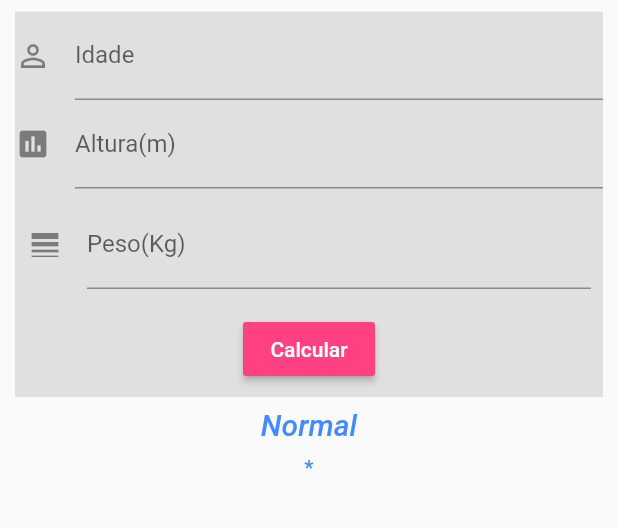
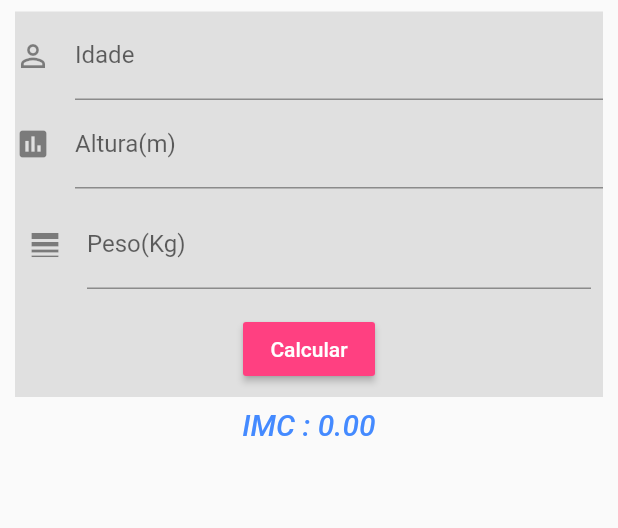
Before and after one commit to Andoly/Dart-Flutter, a Flutter app: the screen it shows after launch, after a tap on "Calcular", on a phone screen of 412 x 824 dp, the part 200-728 px from its top. Run offline on Flutter 3.47's test engine with Material 2 defaults, Android fonts, the phone set to English and light mode, and no system bars.

Commit message:
New screen examples

```diff
--- a/Flutter-basic/imc_calculadora/lib/ui/home.dart
+++ b/Flutter-basic/imc_calculadora/lib/ui/home.dart
@@ -9,7 +9,7 @@ class _HomeState extends State<Home> {
   final TextEditingController _idadeControl = new TextEditingController();
   final TextEditingController _alturaControl = new TextEditingController();
   final TextEditingController _pesoControl = new TextEditingController();
-  double resultado;
+  double resultado = 0.0;
   String resultadoFinal  = "";
   String _resultadoConsulta = "";
 
@@ -24,23 +24,35 @@ class _HomeState extends State<Home> {
         && (_pesoControl.text.isNotEmpty || peso > 0))
       {
         resultado = peso / (altura * altura);
-        if (double.parse(resultado.toStringAsFixed(1)) >16
-        && _resultadoConsulta <= 16.9){
-          _resultadoConsulta = "Muito abaixo do peso";
-        }
-        if (double.parse(resultado.toStringAsFixed(1)) > 16.9
-        && resultado <= 18.4){
-          _resultadoConsulta = "Abaixo do peso";
-        }
-        if (double.parse(resultado.toStringAsFixed(1)) > 18.4
-        && resultado <= 24.9){
-          _resultadoConsulta = "Peso normal";
-        }
-        if (double.parse(resultado.toStringAsFixed(1))> 24.9
-        && resultado <= 29.9){
-          _resultadoConsulta = "Acima do peso";
+
+        //Leitura do diagnostico
+        if (double.parse(resultado.toStringAsFixed(1)) <= 16.9) {
+          _resultadoConsulta = "Classificação: Muito abaixo do peso";
+
+        }else if ( double.parse(resultado.toStringAsFixed(1)) > 16.9
+            && resultado <= 18.4) {
+          _resultadoConsulta = "Classificação: Abaixo do peso";
+        }else if ( double.parse(resultado.toStringAsFixed(1)) > 18.4
+            && resultado <= 24.9){
+          _resultadoConsulta = "Classificação: Peso normal";
+
+        }else if (double.parse(resultado.toStringAsFixed(1)) > 24.9
+            && resultado <= 29.9) {
+          _resultadoConsulta = "Classificação: Acima do peso";
+
+        }else if(double.parse(resultado.toStringAsFixed(1)) > 29.9
+            && resultado <= 34.9) {
+          _resultadoConsulta = "Classificação: Obsidade Grau I";
+        }else if(double.parse(resultado.toStringAsFixed(1)) > 34.9
+            && resultado <= 40.0) {
+          _resultadoConsulta = "Classificação: Obesidade grau II";
+        }else if(double.parse(resultado.toStringAsFixed(1)) > 40.0) {
+          _resultadoConsulta = "Classificação: Obesidade grau II";
+        }else {
+          resultado = 0.0;
         }
       }
+
     });
   }
   @override
@@ -49,7 +61,7 @@ class _HomeState extends State<Home> {
       appBar: AppBar(
         title: Text("Índice de massa corporal"),
         centerTitle: true,
-        backgroundColor: Colors.pinkAccent,
+        backgroundColor: Colors.pinkAccent
       ),
       body: Container(
         alignment: Alignment.topCenter,
@@ -75,8 +87,8 @@ class _HomeState extends State<Home> {
                       controller: _idadeControl,
                       decoration: InputDecoration(
                           labelText: 'Idade',
-                          hintText: '22',
-                          icon: Icon(Icons.person_outline),
+                          hintText: 'Digite sua idade',
+                          icon: Icon(Icons.person_outline)
                       ),
                     ),
                     TextField(
@@ -84,8 +96,8 @@ class _HomeState extends State<Home> {
                       controller: _alturaControl,
                       decoration: InputDecoration(
                           labelText: 'Altura(m)',
-                          hintText: '1.75',
-                          icon: Icon(Icons.insert_chart),
+                          hintText: 'Digite sua altura',
+                          icon: Icon(Icons.insert_chart)
                      ),
                     ),
                     Padding(
@@ -95,8 +107,8 @@ class _HomeState extends State<Home> {
                         controller: _pesoControl,
                         decoration: InputDecoration(
                             labelText: 'Peso(Kg)',
-                            hintText: '62',
-                            icon: Icon(Icons.line_weight),
+                            hintText: 'Digite seu peso',
+                            icon: Icon(Icons.line_weight)
                         ),
                       ),
                     ),
@@ -106,10 +118,10 @@ class _HomeState extends State<Home> {
                       child: Padding(
                         padding: const EdgeInsets.all(8.0),
                         child: RaisedButton(
-                          onPressed: () => null,
+                          onPressed: _calcularIMC,
                           color: Colors.pinkAccent,
                           child: Text('Calcular'),
-                          textColor: Colors.white,
+                          textColor: Colors.white
                         ),
                       ),
                    )
@@ -120,20 +132,20 @@ class _HomeState extends State<Home> {
             Column(
               mainAxisAlignment: MainAxisAlignment.center,
               children: <Widget>[
-                Text("Normal",
+                Text("IMC : ${resultado.toStringAsFixed(2)}",
                   style: TextStyle(
                     color: Colors.blueAccent,
                     fontWeight: FontWeight.w500,
                     fontStyle: FontStyle.italic,
-                    fontSize: 19.9,
+                    fontSize: 19.9
                   ),
                 ),
                 Padding(
                   padding: const EdgeInsets.all(8.0),
-                  child: Text("*",
+                  child: Text("$_resultadoConsulta",
                       style: TextStyle(
                         color: Colors.blueAccent,
-                        fontWeight: FontWeight.w500,
+                        fontWeight: FontWeight.w500
                       )
                   ),
                 )
```
